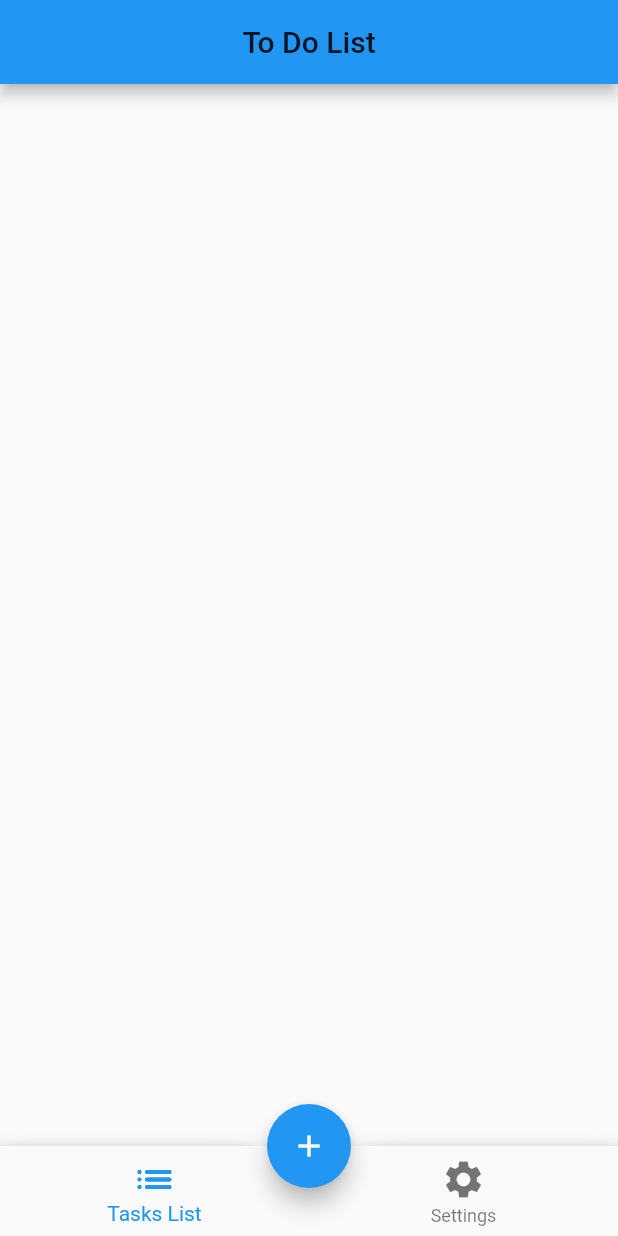
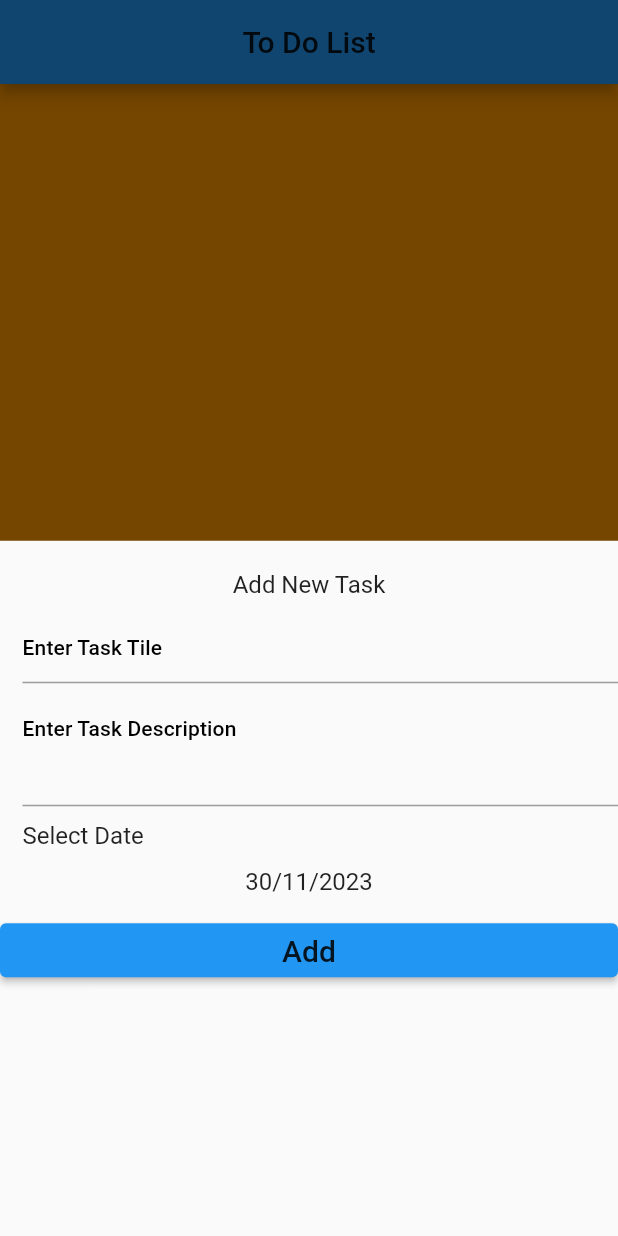
Before and after one commit to ahmedmesalm/ToDo, a Flutter app: the screen it shows after launch, after a tap on the "add" icon, on a phone screen of 412 x 824 dp. Run offline on Flutter 3.47's test engine with Material 2 defaults, Android fonts, the phone set to English and light mode, and no system bars.

Commit message:
create add tasks from floatingActionButton

```diff
--- a/lib/ui/home/home_screen.dart
+++ b/lib/ui/home/home_screen.dart
@@ -1,50 +1,71 @@
 import 'package:flutter/material.dart';
 import 'package:todo/ui/home/settings/settings.dart';
+import 'package:todo/ui/home/task_list/add_task_bottomsheet.dart';
 import 'package:todo/ui/home/task_list/tasks_list.dart';
 
-
 class HomeScreen extends StatefulWidget {
-  static const routeName = " home screen" ;
+  static const routeName = " home screen";
 
   @override
   State<HomeScreen> createState() => _HomeScreenState();
 }
 
 class _HomeScreenState extends State<HomeScreen> {
-  int selected = 0 ;
-
-  List<Widget> Tabs = [TasksList() , Setting()] ;
+  int selectedindex = 0;
+  List<Widget> Tabs = [const TasksList(), const Setting()];
 
   @override
   Widget build(BuildContext context) {
     return Scaffold(
       appBar: AppBar(
         centerTitle: true,
-        title: Text('To Do List' ,style: Theme.of(context).textTheme.titleLarge,),
+        title: Text(
+          'To Do List',
+          style: Theme.of(context).textTheme.titleLarge,
+        ),
       ),
-      body: Tabs[selected],
+      body: Tabs[selectedindex],
       bottomNavigationBar: BottomAppBar(
         shape: const CircularNotchedRectangle(),
         notchMargin: 8,
         child: BottomNavigationBar(
-          currentIndex: selected,
-          onTap: (index){
-            index = selected ;
+          currentIndex: selectedindex,
+          onTap: (index) {
+             selectedindex = index ;
             setState(() {});
           },
           items: const [
-            BottomNavigationBarItem(icon: Icon(Icons.list_rounded,size: 30,),
+            BottomNavigationBarItem(
+                icon: Icon(
+                  Icons.list_rounded,
+                  size: 30,
+                ),
                 label: "Tasks List"),
-            BottomNavigationBarItem(icon:Icon(Icons.settings,size: 30,)
-                ,label: "Settings")
-
-          ],),
+            BottomNavigationBarItem(
+                icon: Icon(
+                  Icons.settings,
+                  size: 30,
+                ),
+                label: "Settings")
+          ],
+        ),
       ),
       floatingActionButton: FloatingActionButton(
-        onPressed: () {},
-      child: Icon(Icons.add),),
+        onPressed: () {
+         showAddTasks();
+        },
+        child: const Icon(Icons.add),
+      ),
       floatingActionButtonLocation: FloatingActionButtonLocation.centerDocked,
-
     );
   }
+
+  void showAddTasks() {
+      showModalBottomSheet(
+          context: context,
+          builder: (context){
+            return const AddTaskBottomSheet();
+          }
+      );
+  }
 }
--- a/lib/ui/home/settings/settings.dart
+++ b/lib/ui/home/settings/settings.dart
@@ -5,6 +5,8 @@ class Setting extends StatelessWidget {
 
   @override
   Widget build(BuildContext context) {
-    return Scaffold();
+    return Container(
+      color: Colors.black,
+    );;
   }
 }
--- /dev/null
+++ b/lib/ui/home/task_list/add_task_bottomsheet.dart
@@ -0,0 +1,98 @@
+import 'package:flutter/material.dart';
+import 'package:todo/ui/utils/themeApp.dart';
+
+
+class AddTaskBottomSheet extends StatefulWidget {
+  const AddTaskBottomSheet({super.key});
+
+  @override
+  State<AddTaskBottomSheet> createState() => _AddTaskBottomSheetState();
+}
+
+class _AddTaskBottomSheetState extends State<AddTaskBottomSheet> {
+  DateTime selectedDate = DateTime.now() ;
+  @override
+  Widget build(BuildContext context) {
+    return Container(
+      padding: const EdgeInsets.only(top: 20),
+      child:  Column(
+        children: [
+          Text('Add New Task' ,
+            style:Theme.of(context).textTheme.titleMedium),
+          Form(
+             child:Column(
+               crossAxisAlignment: CrossAxisAlignment.stretch,
+               children: [
+                 Padding(
+                   padding: const EdgeInsets.only(top:8,left: 15),
+                   child: TextFormField(
+                     validator: (text){
+                       if(text == null || text!.isEmpty){
+                         return " Please Enter Tska Title" ;
+                       }return null ;
+                     },
+                     style: Theme.of(context).textTheme.titleSmall?.
+                     copyWith(color:ThemeApp.darkblack ),
+                     decoration:InputDecoration(
+                       hintText: 'Enter Task Tile' ,
+                       hintStyle: Theme.of(context).textTheme.titleSmall
+                     ),
+                   ),
+                 ),
+                 Padding(
+                   padding: const EdgeInsets.only(top: 10,left: 15),
+                   child: TextFormField(
+                     style: Theme.of(context).textTheme.titleSmall?.
+                     copyWith(color:ThemeApp.darkblack ),
+                     validator: (text){
+                       if(text == null || text!.isEmpty){
+                         return " Please Enter Task Description" ;
+                       }return null ;
+                     },
+                     decoration:InputDecoration(
+                        hintText: 'Enter Task Description' ,
+                        hintStyle: Theme.of(context).textTheme.titleSmall,
+                     ),
+                     maxLines: 3,
+                   ),
+                 ),
+                 Padding(
+                   padding: const EdgeInsets.only(left: 15,top: 10),
+                   child: Text("Select Date",
+                     style: Theme.of(context).textTheme.titleMedium,),
+                 ),
+                 Padding(
+                   padding: const EdgeInsets.all(12),
+                   child: GestureDetector(
+                     onTap: (){
+                       showCalender ();
+                     },
+                     child: Text("${selectedDate.day}"
+                         "/${selectedDate.month}/${selectedDate.year}",textAlign: TextAlign.center,
+                         style: Theme.of(context).textTheme.titleMedium),
+                   ),
+                 ),
+                 ElevatedButton(
+                     onPressed: (){},
+                    child: Text("Add",
+                      style: Theme.of(context).textTheme.titleLarge ,))
+               ],
+             ) )
+        ],
+      ),
+    );
+  }
+
+  void showCalender()async{
+    var chosenDate = await showDatePicker(
+        context: context,
+        initialDate: DateTime.now(),
+        firstDate: DateTime.now(),
+        lastDate: DateTime.now().add(const Duration(days: 3650))
+    );
+         if(chosenDate != null) {
+           selectedDate = chosenDate ;
+           setState(() {});
+         }
+  }
+}
--- a/lib/ui/home/task_list/tasks_list.dart
+++ b/lib/ui/home/task_list/tasks_list.dart
@@ -5,6 +5,8 @@ class TasksList extends StatelessWidget {
 
   @override
   Widget build(BuildContext context) {
-    return Scaffold();
+    return Container(
+      color: Colors.orange,
+    );
   }
 }
```
